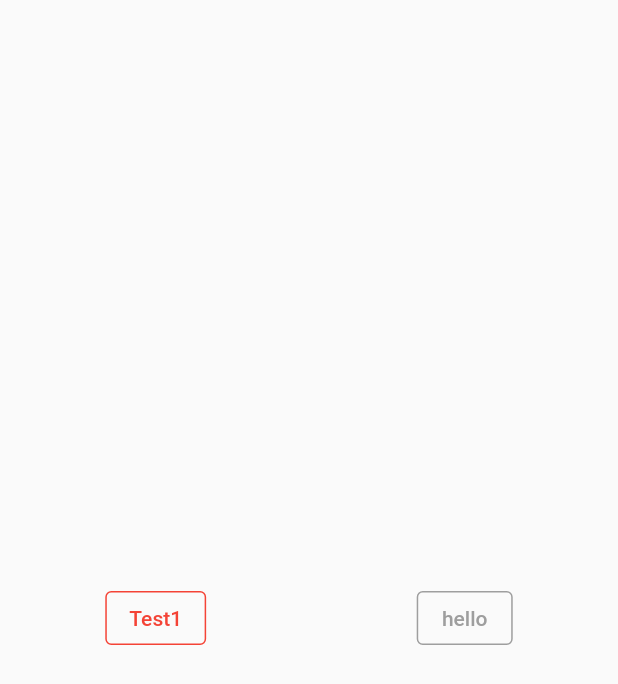
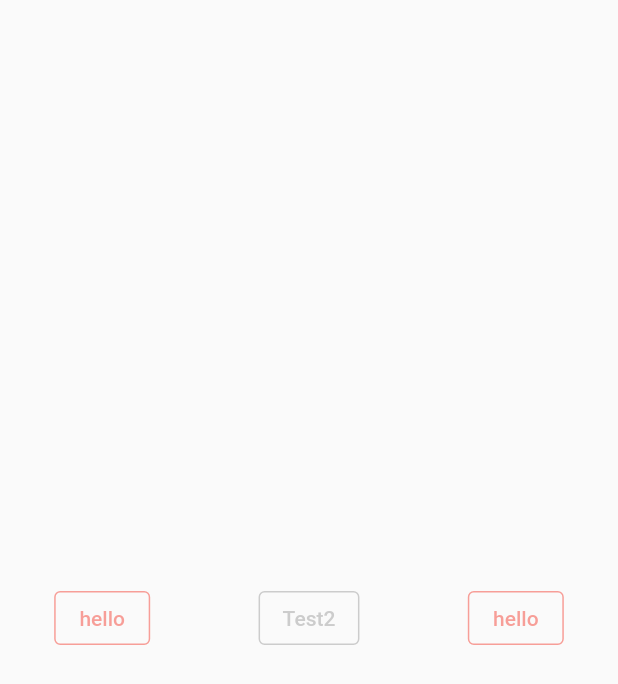
Before and after one commit to lojithv/flutteryt, a Flutter app: the screen it shows after launch, on a phone screen of 412 x 824 dp. Shown: the top 684 px of the screen. Run offline on Flutter 3.47's test engine with Material 2 defaults, Android fonts, the phone set to English and light mode, and no system bars; our stand-ins replace youtube_player_flutter.

Commit message:
disabled colored button

```diff
--- a/lib/components/cust_outline_button.dart
+++ b/lib/components/cust_outline_button.dart
@@ -25,17 +25,20 @@ class _CustOutlineBtnState extends State<CustOutlineBtn> {
       child: Text(widget.disabled ? widget.label : "hello"),
       style: ButtonStyle(
         foregroundColor: MaterialStateProperty.resolveWith<Color>((states) {
-          if (states.contains(MaterialState.disabled)) {
-            return Colors.grey;
+          if (states.contains(MaterialState.disabled) && widget.disabled) {
+            return Colors.grey.withOpacity(0.5);
+          } else if (!widget.disabled) {
+            return Colors.red.withOpacity(0.5);
+          } else {
+            return Colors.red;
           }
-          return Colors.red;
         }),
         side: MaterialStateProperty.resolveWith((states) {
           Color _borderColor;
-          if (states.contains(MaterialState.disabled)) {
-            _borderColor = Colors.grey;
-          } else if (states.contains(MaterialState.pressed)) {
-            _borderColor = Colors.deepOrange;
+          if (states.contains(MaterialState.disabled) && widget.disabled) {
+            _borderColor = Colors.grey.withOpacity(0.5);
+          } else if (!widget.disabled) {
+            _borderColor = Colors.red.withOpacity(0.5);
           } else {
             _borderColor = Colors.red;
           }
--- a/lib/pages/first_page.dart
+++ b/lib/pages/first_page.dart
@@ -18,9 +18,17 @@ class _FirstPageState extends State<FirstPage> {
         children: [
           Row(
             mainAxisAlignment: MainAxisAlignment.spaceAround,
-            children: [CustOutlineBtn(onTap: (){
-              print("hello");
-            },label: "Test1", disabled: true,), const CustOutlineBtn(onTap: null,label: "Test2", disabled: false)],
+            children: [
+              CustOutlineBtn(
+                onTap: () {
+                  print("hello");
+                },
+                label: "Test1",
+                disabled: false,
+              ),
+              const CustOutlineBtn(onTap: null, label: "Test2", disabled: true),
+              const CustOutlineBtn(onTap: null, label: "Test2", disabled: false),
+            ],
           )
         ],
       ),
```
